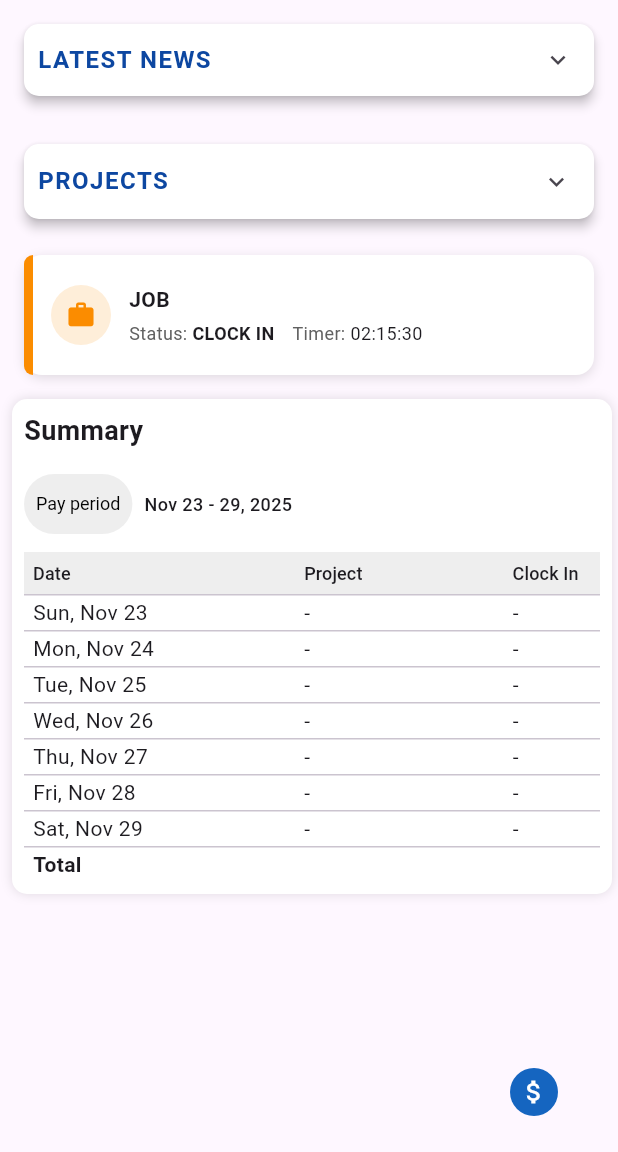
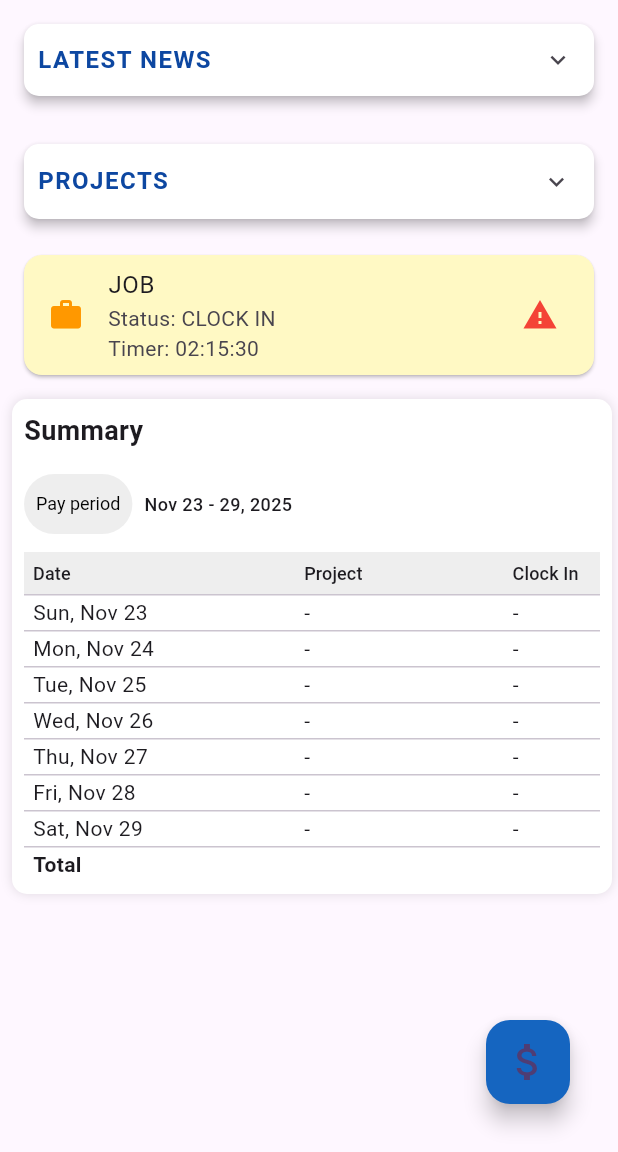
Before and after one commit to nano17450/NEWAPP1128, a Flutter app: the HomeScreen screen opened directly with empty values, on a phone screen of 412 x 824 dp, the part 84-1236 px from its top. Run offline on Flutter 3.47's test engine with Material 3 defaults, Android fonts, the phone set to English and light mode, and no system bars; our stand-ins replace cloud_firestore, country_picker, csv, file_picker, firebase_auth, firebase_core and 1 more; missing offline and left inert: universal_html; accounts and stored records are empty; Roboto replaces fonts that are missing (RobotoMono).

Commit message:
updated 1128

```diff
--- a/lib/screens/home_screen.dart
+++ b/lib/screens/home_screen.dart
@@ -54,7 +54,7 @@ class _HomeScreenState extends State<HomeScreen> {
     final bytes = utf8.encode(csv);
     final blob = html.Blob([bytes]);
     final url = html.Url.createObjectUrlFromBlob(blob);
-    html.AnchorElement(href: url)
+    final anchor = html.AnchorElement(href: url)
       ..setAttribute('download', 'projects.csv')
       ..click();
     html.Url.revokeObjectUrl(url);
@@ -64,9 +64,8 @@ class _HomeScreenState extends State<HomeScreen> {
   Widget build(BuildContext context) {
     final isAdmin = widget.role == 'admin';
     final firebaseUser = FirebaseAuth.instance.currentUser;
-  final displayUser = widget.activeUser.isNotEmpty
-    ? widget.activeUser
-    : (firebaseUser != null ? (firebaseUser.email ?? 'Unknown') : 'Unknown');
+    final displayUser = widget.activeUser ??
+        (firebaseUser != null ? firebaseUser.email : 'Unknown');
 
     return Scaffold(
       appBar: AppBar(
@@ -88,7 +87,7 @@ class _HomeScreenState extends State<HomeScreen> {
             ),
             Spacer(),
             Text(
-              displayUser,
+              displayUser ?? '',
               style: TextStyle(fontSize: 14, color: Colors.white),
             ),
             SizedBox(width: 8),
@@ -262,98 +261,57 @@ class _HomeScreenState extends State<HomeScreen> {
           },
         ),
       ),
-      floatingActionButton: null,
-      floatingActionButtonLocation: FloatingActionButtonLocation.endDocked,
-      bottomNavigationBar: BottomAppBar(
-        elevation: 0,
-        color: Colors.transparent,
-        shape: CircularNotchedRectangle(),
-        notchMargin: 10.0,
-        child: Padding(
-          padding: const EdgeInsets.symmetric(horizontal: 12.0, vertical: 8.0),
+      floatingActionButton: Padding(
+        padding: const EdgeInsets.only(right: 16.0, bottom: 16.0, left: 16.0),
+        child: Align(
+          alignment: Alignment.bottomRight,
           child: Row(
+            mainAxisSize: MainAxisSize.min,
+            mainAxisAlignment: MainAxisAlignment.end,
             children: [
-              Spacer(),
-              // Actions aligned right-to-left
-              Row(
-                mainAxisSize: MainAxisSize.min,
-                children: [
-                  // Invoice (always visible)
-                  _BottomActionButton(
-                    key: ValueKey('btn_invoice'),
-                    tooltip: 'Insert Invoice',
-                    backgroundColor: Colors.blue[800],
-                    icon: Icons.attach_money,
+              // Right-most: Insert Invoice (always visible)
+              FloatingActionButton(
+                heroTag: 'invoice',
                 onPressed: () {
-                      // Open the provided Google Apps Script URL in a new browser tab (web)
-                      const scriptUrl = 'https://script.google.com/macros/s/AKfycby-V_zQUC1RTU78cusemDseT1pMAYEjwQqhouJ_LZCvbZ55EGlptKptlGm3gPJPi5Mp/exec';
-                      try {
-                        html.window.open(scriptUrl, '_blank');
-                      } catch (e) {
-                        // Fallback: navigate to app's InsertInvoiceScreen if opening a new tab fails
                   Navigator.of(context).push(
                     MaterialPageRoute(builder: (_) => InsertInvoiceScreen()),
                   );
-                      }
                 },
+                backgroundColor: Colors.blue[800],
+                child: Icon(Icons.attach_money, size: 32),
+                tooltip: 'Insert Invoice',
               ),
-                  SizedBox(width: 12),
               if (isAdmin) ...[
-                    _BottomActionButton(
-                      key: ValueKey('btn_create_project'),
-                      tooltip: 'Create Project',
-                      backgroundColor: Colors.blue,
-                      icon: Icons.add,
+                const SizedBox(width: 16),
+                // Middle: Create Project
+                FloatingActionButton(
+                  heroTag: 'create_project',
                   onPressed: () {
                     showDialog(
                       context: context,
                       builder: (context) => CreateProjectDialog(),
                     );
                   },
+                  backgroundColor: Colors.blue,
+                  child: Icon(Icons.add),
+                  tooltip: 'Create Project',
                 ),
-                    SizedBox(width: 12),
-                    _BottomActionButton(
-                      key: ValueKey('btn_export_projects'),
+                const SizedBox(width: 16),
+                // Left-most: Export Projects
+                FloatingActionButton(
+                  heroTag: 'export_projects',
+                  onPressed: exportProjectsToCSV,
+                  backgroundColor: Colors.orange,
+                  child: Icon(Icons.download, size: 28),
                   tooltip: 'Export Projects',
-                      backgroundColor: Colors.orange,
-                      icon: Icons.download,
-                      onPressed: exportProjectsToCSV,
                 ),
               ],
             ],
           ),
-            ],
         ),
       ),
-      ),
+      floatingActionButtonLocation: FloatingActionButtonLocation.endFloat,
+      bottomNavigationBar: SizedBox.shrink(),
     );
   }
 }
-
-class _BottomActionButton extends StatelessWidget {
-  final String tooltip;
-  final Color? backgroundColor;
-  final IconData icon;
-  final VoidCallback onPressed;
-
-  const _BottomActionButton({Key? key, required this.tooltip, this.backgroundColor, required this.icon, required this.onPressed}) : super(key: key);
-
-  @override
-  Widget build(BuildContext context) {
-    return Material(
-      color: Colors.transparent,
-      child: InkWell(
-        onTap: onPressed,
-        borderRadius: BorderRadius.circular(24),
-        child: Container(
-          padding: EdgeInsets.all(6),
-          decoration: BoxDecoration(
-            color: backgroundColor ?? Theme.of(context).primaryColor,
-            shape: BoxShape.circle,
-          ),
-          child: Icon(icon, color: Colors.white, size: 20),
-        ),
-      ),
-    );
-  }
-}
--- a/lib/widgets/job_status_banner.dart
+++ b/lib/widgets/job_status_banner.dart
@@ -8,64 +8,22 @@ class JobStatusBanner extends StatelessWidget {
   @override
   Widget build(BuildContext context) {
     if (isAdmin) return SizedBox.shrink();
-
-    // Placeholder values (replace with real data where needed)
-  final status = 'CLOCK IN';
-  final timer = '02:15:30';
-  // TODO: compute 'exceeded' based on actual elapsed time. Use accent color accordingly.
-  final Color accent = Colors.orange.shade600;
-
-    return Container(
-      margin: const EdgeInsets.symmetric(horizontal: 16, vertical: 8),
-      decoration: BoxDecoration(
-        color: Colors.white,
-        borderRadius: BorderRadius.circular(12),
-        boxShadow: [BoxShadow(color: Colors.black12, blurRadius: 6, offset: Offset(0, 2))],
-      ),
-      child: Row(
-        children: [
-          // Left accent bar
-          Container(
-            width: 6,
-            height: 80,
-            decoration: BoxDecoration(
-              color: accent,
-              borderRadius: BorderRadius.only(topLeft: Radius.circular(12), bottomLeft: Radius.circular(12)),
-            ),
-          ),
-          SizedBox(width: 12),
-          // Icon + main info
-          Padding(
-            padding: const EdgeInsets.symmetric(vertical: 12.0),
-            child: Row(
-              children: [
-                CircleAvatar(
-                  radius: 20,
-                  backgroundColor: accent.withOpacity(0.15),
-                  child: Icon(Icons.work, color: accent, size: 20),
-                ),
-                SizedBox(width: 12),
-                Column(
-                  crossAxisAlignment: CrossAxisAlignment.start,
-                  children: [
-                    Text('JOB', style: TextStyle(fontSize: 14, fontWeight: FontWeight.bold)),
-                    SizedBox(height: 4),
-                    Row(
-                      children: [
-                        Text('Status: ', style: TextStyle(fontSize: 12, color: Colors.grey[700])),
-                        Text(status, style: TextStyle(fontSize: 12, fontWeight: FontWeight.w700)),
-                        SizedBox(width: 12),
-                        Text('Timer: ', style: TextStyle(fontSize: 12, color: Colors.grey[700])),
-                        Text(timer, style: TextStyle(fontSize: 12, fontFamily: 'RobotoMono')),
-                      ],
-                    ),
-                  ],
-                ),
-              ],
-            ),
-          ),
-          Spacer(),
-        ],
+    // Here you should query Firestore to determine if the user is clocked in and the elapsed time
+    // This is only a visual example
+    return Card(
+      color: Colors.yellow[100],
+      margin: EdgeInsets.symmetric(horizontal: 16, vertical: 8),
+      child: ListTile(
+        leading: Icon(Icons.work, color: Colors.orange),
+        title: Text('JOB'),
+        subtitle: Column(
+          crossAxisAlignment: CrossAxisAlignment.start,
+          children: [
+            Text('Status: CLOCK IN'),
+            Text('Timer: 02:15:30'), // Calculate the real time
+          ],
+        ),
+        trailing: Icon(Icons.warning, color: Colors.red), // Solo si > 8h
       ),
     );
   }
```
Also changed, not shown: lib/widgets/sign_in_screen.dart (+53 -35 lines). Lines whose indentation alone changed are shown as unchanged.
